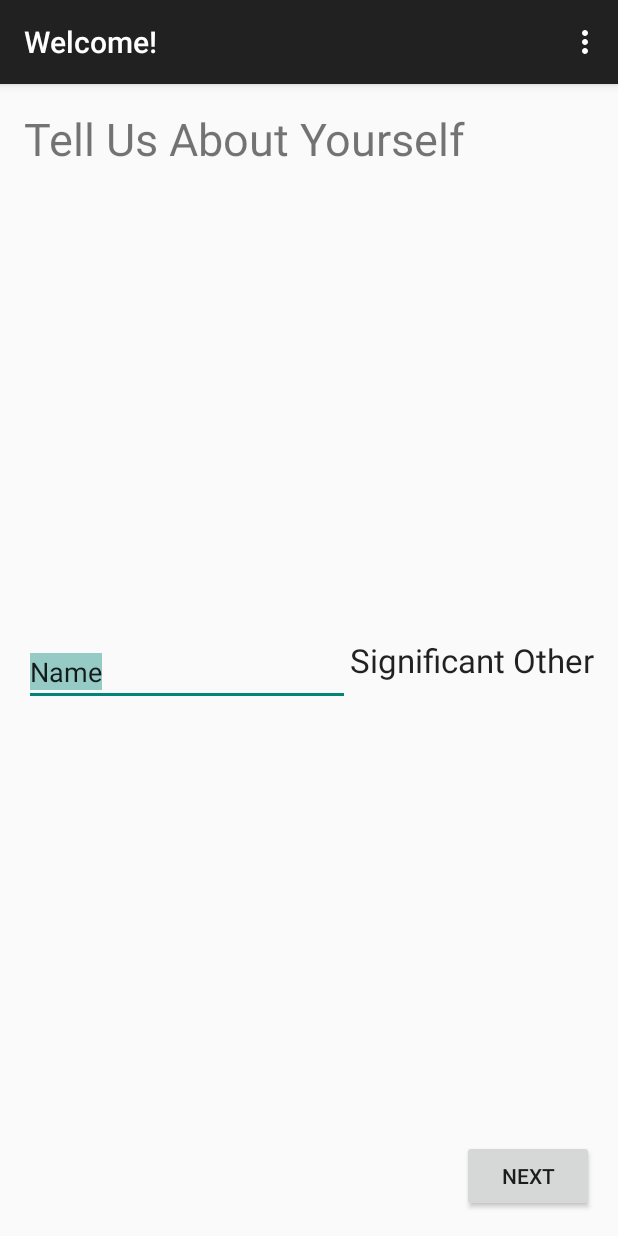
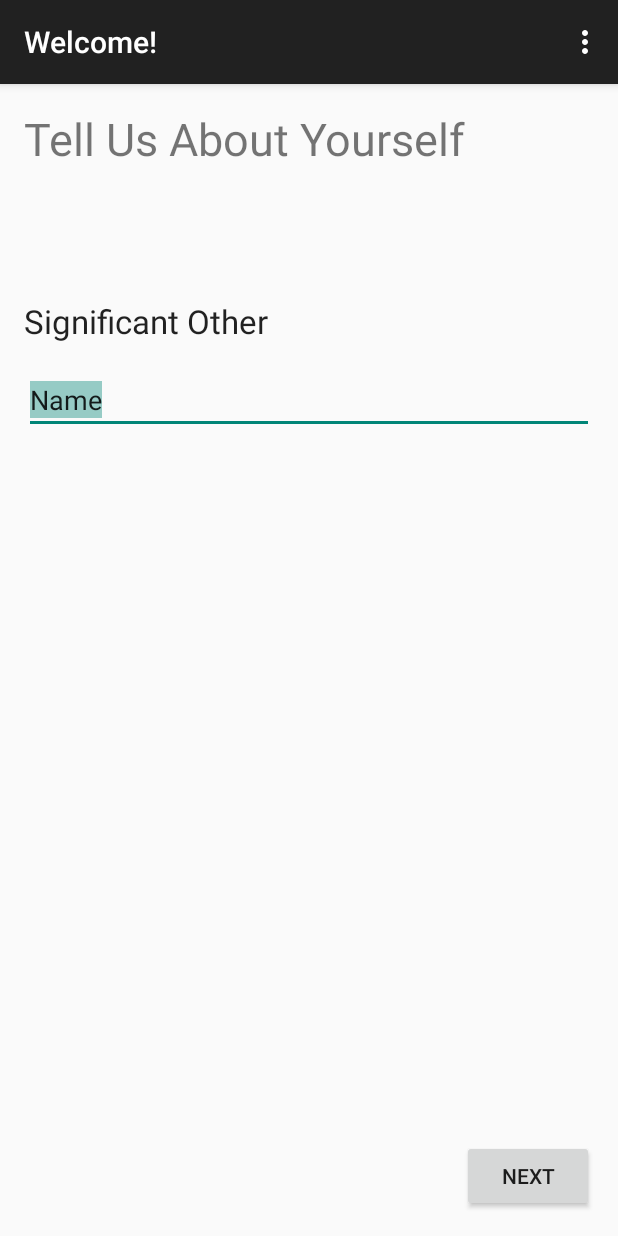
Before and after one commit to esneider/relationshit-android, an Android app: the screen it shows after launch (InitActivity), on a phone screen of 412 x 824 dp. Run offline under Robolectric (Android 15) with nearby library versions, the phone set to English and light mode, and no system bars; libraries missing offline, so code that uses them is left out: com.loopj.android; 7 statements that could not run were skipped.

Commit message:
Mike: change info layout

```diff
--- a/app/src/main/res/layout/fragment_init.xml
+++ b/app/src/main/res/layout/fragment_init.xml
@@ -7,9 +7,9 @@
     tools:context="hack.relationshit.InitActivity$PlaceholderFragment">
 
     <TextView android:text="@string/welcome_info"
-              android:layout_width="wrap_content"
-              android:layout_height="wrap_content"
-              android:textSize="30sp"
+        android:layout_width="wrap_content"
+        android:layout_height="wrap_content"
+        android:textSize="30sp"
         android:id="@+id/textView" />
 
     <TextView
@@ -18,9 +18,9 @@
         android:textAppearance="?android:attr/textAppearanceLarge"
         android:text="@string/significant_other"
         android:id="@+id/textView2"
-        android:layout_centerVertical="true"
-        android:layout_alignParentRight="true"
-        android:layout_alignParentEnd="true" />
+        android:layout_alignParentLeft="true"
+        android:layout_alignParentStart="true"
+        android:layout_marginTop="127dp" />
 
     <Button
         android:layout_width="wrap_content"
@@ -33,15 +33,14 @@
         android:onClick="next"/>
 
     <AutoCompleteTextView
-        android:layout_width="wrap_content"
+        android:layout_width="fill_parent"
         android:layout_height="wrap_content"
         android:text="@string/contact_name"
         android:id="@+id/autoCompleteTextView"
-        android:layout_alignTop="@+id/textView2"
         android:layout_alignParentLeft="true"
         android:layout_alignParentStart="true"
-        android:layout_toLeftOf="@+id/textView2"
-        android:layout_toStartOf="@+id/textView2"
-        android:selectAllOnFocus="true" />
+        android:selectAllOnFocus="true"
+        android:layout_below="@+id/textView2"
+        android:layout_marginTop="15dp"/>
 
 </RelativeLayout>
```
Also changed, not shown: 1 other file.
